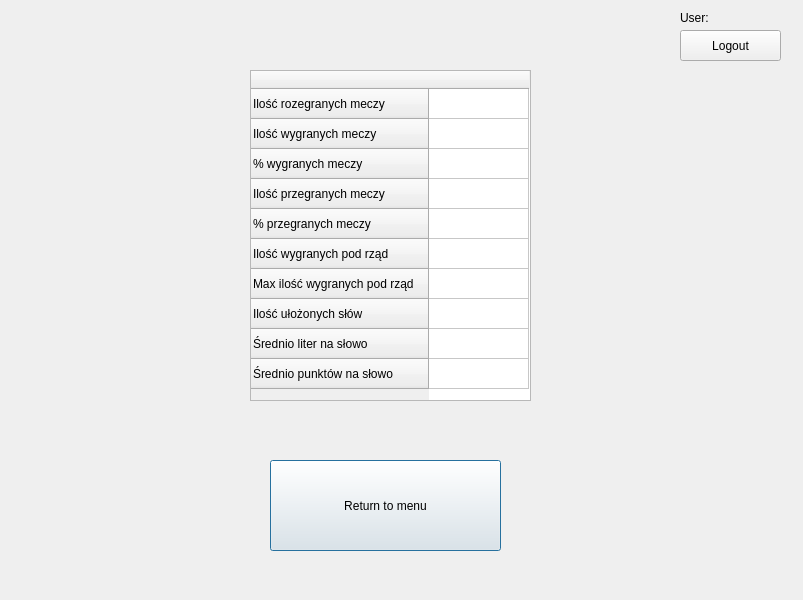
Qt form Scrabble_GUI/Statistics_GUI.ui (sobolak/scrabble) before a commit.
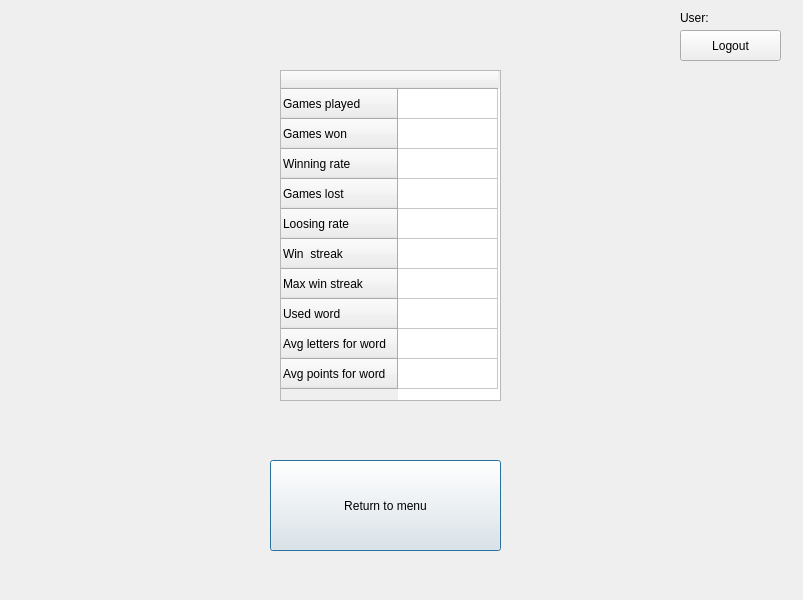
The same form after that commit.

Diff of the .ui file:
```diff
--- a/Scrabble_GUI/Statistics_GUI.ui
+++ b/Scrabble_GUI/Statistics_GUI.ui
@@ -29,9 +29,9 @@
   <widget class="QTableWidget" name="tableWidget_stats">
    <property name="geometry">
     <rect>
-     <x>250</x>
+     <x>280</x>
      <y>70</y>
-     <width>281</width>
+     <width>221</width>
      <height>331</height>
     </rect>
    </property>
@@ -49,52 +49,52 @@
    </attribute>
    <row>
     <property name="text">
-     <string>Ilość rozegranych meczy</string>
+     <string>Games played</string>
     </property>
    </row>
    <row>
     <property name="text">
-     <string>Ilość wygranych meczy</string>
+     <string>Games won</string>
     </property>
    </row>
    <row>
     <property name="text">
-     <string>% wygranych meczy</string>
+     <string>Winning rate</string>
     </property>
    </row>
    <row>
     <property name="text">
-     <string>Ilość przegranych meczy</string>
+     <string>Games lost</string>
     </property>
    </row>
    <row>
     <property name="text">
-     <string>% przegranych meczy</string>
+     <string>Loosing rate</string>
     </property>
    </row>
    <row>
     <property name="text">
-     <string>Ilość wygranych pod rząd</string>
+     <string>Win  streak</string>
     </property>
    </row>
    <row>
     <property name="text">
-     <string>Max ilość wygranych pod rząd</string>
+     <string>Max win streak</string>
     </property>
    </row>
    <row>
     <property name="text">
-     <string>Ilość ułożonych słów</string>
+     <string>Used word</string>
     </property>
    </row>
    <row>
     <property name="text">
-     <string>Średnio liter na słowo</string>
+     <string>Avg letters for word</string>
     </property>
    </row>
    <row>
     <property name="text">
-     <string>Średnio punktów na słowo</string>
+     <string>Avg points for word</string>
     </property>
    </row>
    <column>
@@ -103,51 +103,81 @@
     </property>
    </column>
    <item row="0" column="0">
+    <property name="text">
+     <string/>
+    </property>
     <property name="flags">
      <set>ItemIsDragEnabled|ItemIsDropEnabled|ItemIsUserCheckable|ItemIsEnabled</set>
     </property>
    </item>
    <item row="1" column="0">
+    <property name="text">
+     <string/>
+    </property>
     <property name="flags">
      <set>ItemIsDragEnabled|ItemIsDropEnabled|ItemIsUserCheckable|ItemIsEnabled</set>
     </property>
    </item>
    <item row="2" column="0">
+    <property name="text">
+     <string/>
+    </property>
     <property name="flags">
      <set>ItemIsDragEnabled|ItemIsDropEnabled|ItemIsUserCheckable|ItemIsEnabled</set>
     </property>
    </item>
    <item row="3" column="0">
+    <property name="text">
+     <string/>
+    </property>
     <property name="flags">
      <set>ItemIsDragEnabled|ItemIsDropEnabled|ItemIsUserCheckable|ItemIsEnabled</set>
     </property>
    </item>
    <item row="4" column="0">
+    <property name="text">
+     <string/>
+    </property>
     <property name="flags">
      <set>ItemIsDragEnabled|ItemIsDropEnabled|ItemIsUserCheckable|ItemIsEnabled</set>
     </property>
    </item>
    <item row="5" column="0">
+    <property name="text">
+     <string/>
+    </property>
     <property name="flags">
      <set>ItemIsDragEnabled|ItemIsDropEnabled|ItemIsUserCheckable|ItemIsEnabled</set>
     </property>
    </item>
    <item row="6" column="0">
+    <property name="text">
+     <string/>
+    </property>
     <property name="flags">
      <set>ItemIsDragEnabled|ItemIsDropEnabled|ItemIsUserCheckable|ItemIsEnabled</set>
     </property>
    </item>
    <item row="7" column="0">
+    <property name="text">
+     <string/>
+    </property>
     <property name="flags">
      <set>ItemIsDragEnabled|ItemIsDropEnabled|ItemIsUserCheckable|ItemIsEnabled</set>
     </property>
    </item>
    <item row="8" column="0">
+    <property name="text">
+     <string/>
+    </property>
     <property name="flags">
      <set>ItemIsDragEnabled|ItemIsDropEnabled|ItemIsUserCheckable|ItemIsEnabled</set>
     </property>
    </item>
    <item row="9" column="0">
+    <property name="text">
+     <string/>
+    </property>
     <property name="flags">
      <set>ItemIsDragEnabled|ItemIsDropEnabled|ItemIsUserCheckable|ItemIsEnabled</set>
     </property>
```
